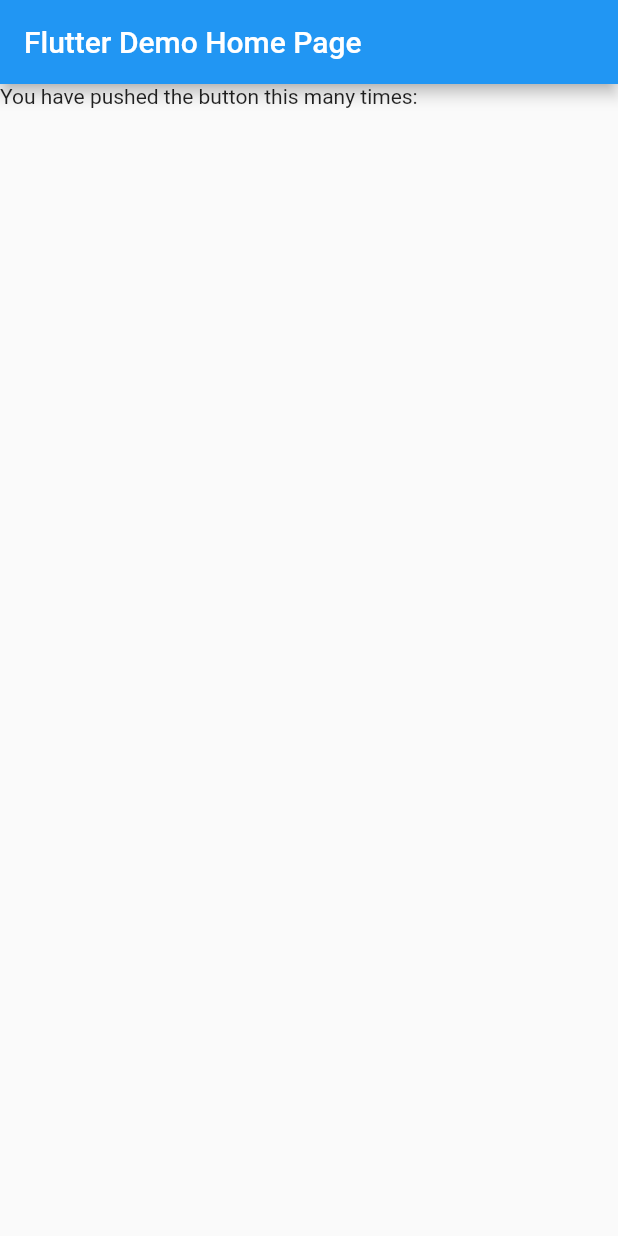
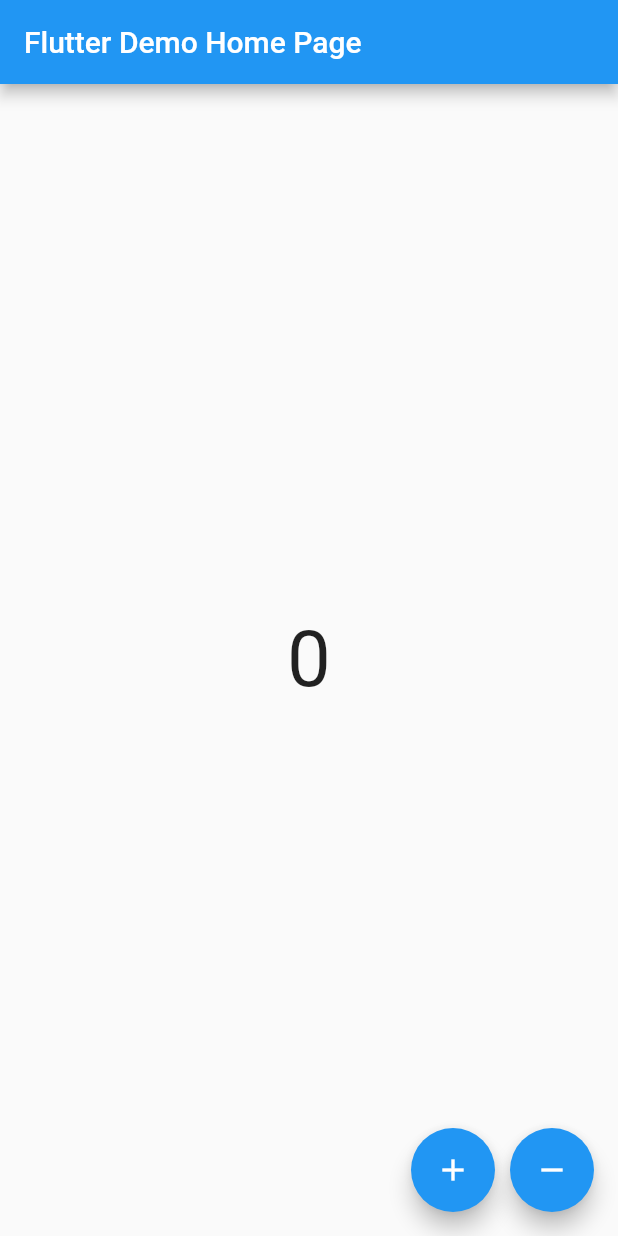
Before and after one commit to adedrey/learning_bloc, a Flutter app: the screen it shows after launch, on a phone screen of 412 x 824 dp. Run offline on Flutter 3.47's test engine with Material 2 defaults, Android fonts, the phone set to English and light mode, and no system bars; our stand-ins replace bloc, equatable, flutter_bloc.

Commit message:
bloc/cubit state

```diff
--- a/analysis_options.yaml
+++ b/analysis_options.yaml
@@ -7,7 +7,7 @@
 
 # The following line activates a set of recommended lints for Flutter apps,
 # packages, and plugins designed to encourage good coding practices.
-include: package:flutter_lints/flutter.yaml
+# include: package:flutter_lints/flutter.yaml
 
 linter:
   # The lint rules applied to this project can be customized in the
--- /dev/null
+++ b/lib/cubits/counter/counter_state.dart
@@ -0,0 +1,29 @@
+part of 'counter_cubit.dart';
+
+class CounterState extends Equatable {
+  final int counter;
+  CounterState({
+    required this.counter,
+  });
+
+  factory CounterState.initial() {
+    return CounterState(counter: 0);
+  }
+
+  @override
+  List<Object> get props => [counter];
+
+  CounterState copyWith({
+    int? counter,
+  }) {
+    return CounterState(
+      counter: counter ?? this.counter,
+    );
+  }
+
+  @override
+  String toString() {
+    // TODO: implement toString
+    return 'Counter - $counter';
+  }
+}
--- a/lib/main.dart
+++ b/lib/main.dart
@@ -1,4 +1,7 @@
 import 'package:flutter/material.dart';
+import 'package:flutter_bloc/flutter_bloc.dart';
+import 'package:learn_bloc/cubits/counter/counter_cubit.dart';
+import 'package:learn_bloc/other_page.dart';
 
 void main() {
   runApp(const MyApp());
@@ -10,12 +13,15 @@ class MyApp extends StatelessWidget {
   // This widget is the root of your application.
   @override
   Widget build(BuildContext context) {
-    return MaterialApp(
-      title: 'Flutter Demo',
-      theme: ThemeData(
-        primarySwatch: Colors.blue,
+    return BlocProvider<CounterCubit>(
+      create: (context) => CounterCubit(),
+      child: MaterialApp(
+        title: 'Flutter Demo',
+        theme: ThemeData(
+          primarySwatch: Colors.blue,
+        ),
+        home: const MyHomePage(),
       ),
-      home: const MyHomePage(),
     );
   }
 }
@@ -36,8 +42,58 @@ class _MyHomePageState extends State<MyHomePage> {
       appBar: AppBar(
         title: const Text('Flutter Demo Home Page'),
       ),
-      body: const Text(
-        'You have pushed the button this many times:',
+      body: BlocConsumer<CounterCubit, CounterState>(
+        // listenWhen: (previous, current) {
+        //   if (previous.counter == 5 || previous.counter == -1) {
+        //     return false;
+        //   }
+        //   return true;
+        // },
+        listener: (context, state) {
+          if (state.counter == 5) {
+            showDialog(
+              context: context,
+              builder: (_) {
+                return AlertDialog(
+                  content: Text("counter is ${state.counter}"),
+                );
+              },
+            );
+          } else if (state.counter < 0) {
+            Navigator.push(
+              context,
+              MaterialPageRoute(
+                builder: (context) => OtherPage(),
+              ),
+            );
+          }
+        },
+        builder: (context, state) => Center(
+          child: Text(
+            state.counter.toString(),
+            style: TextStyle(fontSize: 52),
+          ),
+        ),
+      ),
+      floatingActionButton: Row(
+        mainAxisAlignment: MainAxisAlignment.end,
+        children: [
+          FloatingActionButton(
+            onPressed: () =>
+                BlocProvider.of<CounterCubit>(context, listen: false)
+                    .increment(),
+            child: Icon(Icons.add),
+            heroTag: 'increment',
+          ),
+          SizedBox(
+            width: 10,
+          ),
+          FloatingActionButton(
+            onPressed: () => context.read<CounterCubit>().decrement(),
+            child: Icon(Icons.remove),
+            heroTag: 'decrement',
+          ),
+        ],
       ),
     );
   }
--- a/pubspec.yaml
+++ b/pubspec.yaml
@@ -37,6 +37,7 @@ dependencies:
   cupertino_icons: ^1.0.2
   bloc: ^8.1.2
   flutter_bloc: ^8.1.3
+  equatable: ^2.0.5
 
 dev_dependencies:
   flutter_test:
```
Also changed, not shown: lib/cubits/counter/counter_cubit.dart (added, +20 -0 lines), lib/other_page.dart (added, +22 -0 lines), lib/strings.dart (added, +16 -0 lines), pubspec.lock.
